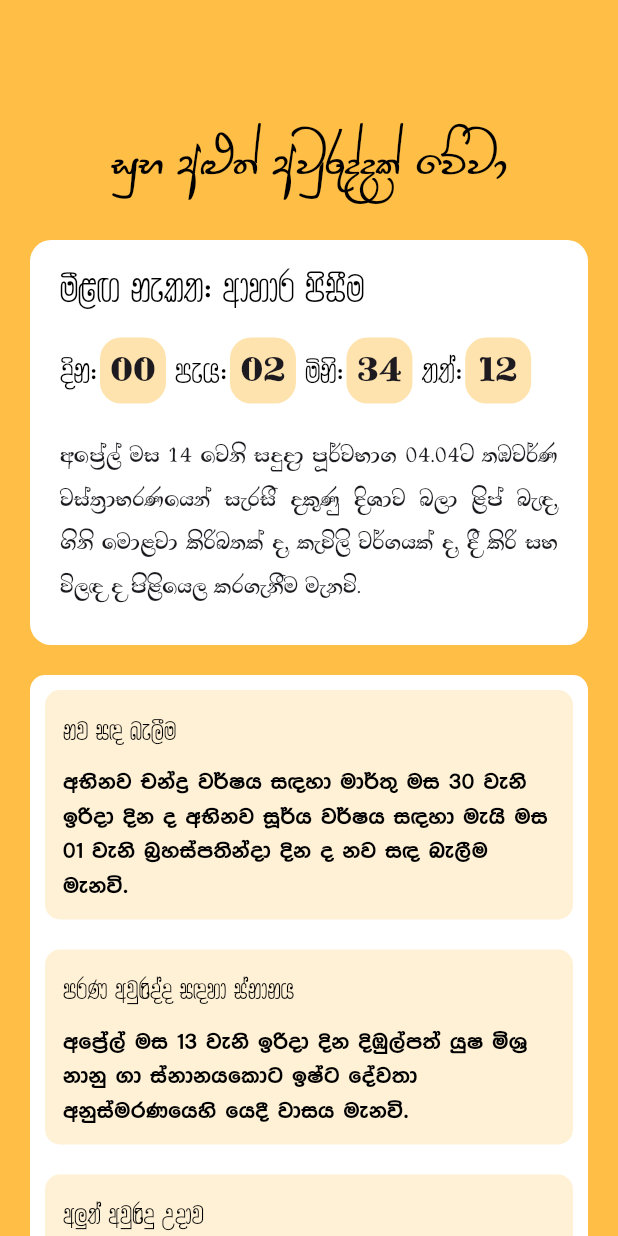
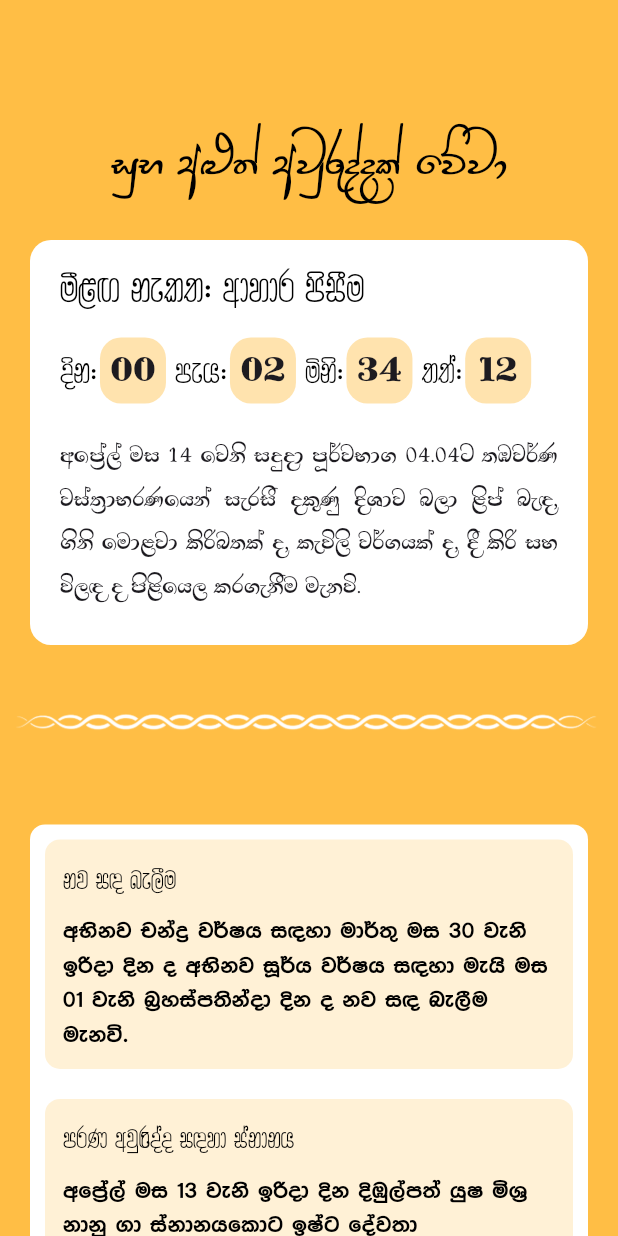
Before and after one commit to chamudithaperera/Flutter-Dart-project-06-Avurudu-Nakath-App, a Flutter app: the HomePage screen opened directly, on a phone screen of 412 x 824 dp. Run offline on Flutter 3.47's test engine with Material 3 defaults, Android fonts, the phone set to English and light mode, and no system bars.

```diff
--- a/avurudu_nakath/lib/HomePage.dart
+++ b/avurudu_nakath/lib/HomePage.dart
@@ -1,6 +1,6 @@
 import 'package:flutter/material.dart';
 
-import 'data/data.dart';
+import 'data/data.dart'; // Ensure this file contains `dataList`
 import 'homePageContainer01.dart';
 import 'homePageContainer02.dart';
 
@@ -12,30 +12,22 @@ class HomePage extends StatefulWidget {
 }
 
 class _HomePageState extends State<HomePage> {
-  // Create a scroll controller to detect scrolling
   final ScrollController _scrollController = ScrollController();
   bool _isScrolled = false;
-  double _scrollProgress = 0.0; // Track scroll progress for animations
+  double _scrollProgress = 0.0;
 
-  // Define heights for proper spacing calculations
-  final double _titleHeight = 160.0; // Height of the title section
-  final double _container02Height = 130.0; // Height of HomePageContainer02
-  final double _topPadding =
-      50.0; // Fixed top padding for HomePageContainer02 when scrolled
-
-  // Scroll thresholds for transitions
-  final double _scrollThreshold = 50.0; // When to start transition
-  final double _maxTransitionOffset = 150.0; // When transition completes
+  final double _titleHeight = 160.0;
+  final double _container02Height = 130.0;
+  final double _topPadding = 50.0;
+  final double _scrollThreshold = 50.0;
+  final double _maxTransitionOffset = 150.0;
 
   @override
   void initState() {
     super.initState();
-
-    // Add listener to detect when scroll position changes
     _scrollController.addListener(_scrollListener);
   }
 
-  // Clean up the controller when the widget is disposed
   @override
   void dispose() {
     _scrollController.removeListener(_scrollListener);
@@ -43,33 +35,19 @@ class _HomePageState extends State<HomePage> {
     super.dispose();
   }
 
-  // Listener for scroll events
   void _scrollListener() {
-    // Calculate scroll progress for smooth transitions
     double rawProgress =
         (_scrollController.offset - _scrollThreshold) /
         (_maxTransitionOffset - _scrollThreshold);
     double progress = rawProgress.clamp(0.0, 1.0);
 
-    // Determine if we're in "scrolled" state
     bool isNowScrolled = _scrollController.offset > _scrollThreshold;
 
-    // Update state only if there's a change to avoid unnecessary rebuilds
     if (isNowScrolled != _isScrolled || progress != _scrollProgress) {
       setState(() {
         _isScrolled = isNowScrolled;
         _scrollProgress = progress;
       });
-    }
-
-    // Limit scrolling to prevent content from moving past HomePageContainer02
-    if (_isScrolled && _scrollProgress >= 1.0) {
-      if (_scrollController.offset <
-          _topPadding + _container02Height - _titleHeight) {
-        _scrollController.jumpTo(
-          _topPadding + _container02Height - _titleHeight,
-        );
-      }
     }
   }
 
@@ -79,22 +57,16 @@ class _HomePageState extends State<HomePage> {
       backgroundColor: const Color(0xffFFBE45),
       body: Stack(
         children: [
-          // Main scrollable content
           CustomScrollView(
             controller: _scrollController,
             slivers: [
-              // Spacer for the main title when not scrolled
               SliverToBoxAdapter(child: SizedBox(height: _titleHeight)),
 
-              // HomePageContainer01 that moves up while scrolling
               SliverToBoxAdapter(
                 child: Opacity(
                   opacity: 1.0 - _scrollProgress,
                   child: Transform.translate(
-                    offset: Offset(
-                      0,
-                      -50 * _scrollProgress,
-                    ), // Move up while scrolling
+                    offset: Offset(0, -50 * _scrollProgress),
                     child: const Padding(
                       padding: EdgeInsets.symmetric(horizontal: 20),
                       child: HomePageContainer01(),
@@ -102,9 +74,26 @@ class _HomePageState extends State<HomePage> {
                   ),
                 ),
               ),
-              Image.asset('assets/lineArt.png'),
 
-              // Your remaining content - just the one container
+              SliverToBoxAdapter(
+                child: Padding(
+                  padding: const EdgeInsets.symmetric(vertical: 20),
+                  child: Image.asset(
+                    'assets/lineArt.png',
+                    width: double.infinity,
+                    fit: BoxFit.cover,
+                    errorBuilder: (context, error, stackTrace) {
+                      return const Center(
+                        child: Text(
+                          'Image Not Found',
+                          style: TextStyle(color: Colors.red),
+                        ),
+                      );
+                    },
+                  ),
+                ),
+              ),
+
               SliverToBoxAdapter(
                 child: Padding(
                   padding: const EdgeInsets.all(20),
@@ -122,28 +111,25 @@ class _HomePageState extends State<HomePage> {
                           margin: const EdgeInsets.all(10),
                           decoration: BoxDecoration(
                             borderRadius: BorderRadius.circular(10),
-                            color: Color(0xffFFF1D6),
+                            color: const Color(0xffFFF1D6),
                           ),
-                          // Remove fixed height and add padding for better spacing
                           padding: const EdgeInsets.all(12.0),
                           child: Column(
                             crossAxisAlignment: CrossAxisAlignment.start,
                             children: [
                               Text(
                                 dataList[index].name,
-                                style: TextStyle(
+                                style: const TextStyle(
                                   fontSize: 20,
                                   fontWeight: FontWeight.w500,
                                   color: Colors.black,
                                   fontFamily: 'UNIndeewaree',
                                 ),
                               ),
-                              const SizedBox(
-                                height: 8,
-                              ), // Add spacing between texts
+                              const SizedBox(height: 8),
                               Text(
                                 dataList[index].description,
-                                style: TextStyle(
+                                style: const TextStyle(
                                   fontSize: 16,
                                   fontWeight: FontWeight.w500,
                                   color: Colors.black,
@@ -161,7 +147,6 @@ class _HomePageState extends State<HomePage> {
             ],
           ),
 
-          // Fixed positioned title that fades out when scrolling
           Positioned(
             top: 0,
             left: 0,
@@ -184,7 +169,6 @@ class _HomePageState extends State<HomePage> {
             ),
           ),
 
-          // HomePageContainer02 that fades in when scrolling
           Positioned(
             top: _topPadding,
             left: 0,
@@ -194,10 +178,7 @@ class _HomePageState extends State<HomePage> {
               child: Padding(
                 padding: const EdgeInsets.symmetric(horizontal: 20),
                 child: Transform.translate(
-                  offset: Offset(
-                    0,
-                    (1.0 - _scrollProgress) * 30,
-                  ), // Slide in from bottom
+                  offset: Offset(0, (1.0 - _scrollProgress) * 30),
                   child: const HomePageContainer02(),
                 ),
               ),
```
